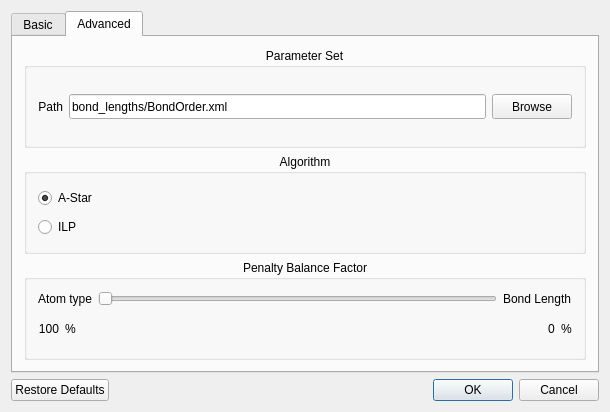
Old version of the form source/VIEW/DIALOGS/assignBondOrderConfigurationDialog.ui in the repository BALL-Project/ball.
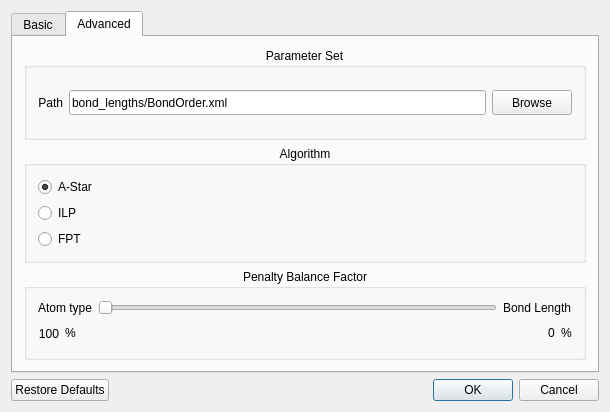
New version of the form. The open tabs and pages were chosen to show the change.

Commit message:
Finalized the implementation of the FPT bond order strategy.
This also completes the AssignBondOrderProcessor - rewrite to use the
Strategy pattern.

```diff
--- a/source/VIEW/DIALOGS/assignBondOrderConfigurationDialog.ui
+++ b/source/VIEW/DIALOGS/assignBondOrderConfigurationDialog.ui
@@ -459,6 +459,13 @@
             </property>
            </widget>
           </item>
+          <item>
+           <widget class="QRadioButton" name="FPT_button">
+            <property name="text">
+             <string>FPT</string>
+            </property>
+           </widget>
+          </item>
          </layout>
         </widget>
        </item>
```
Left out of the diff: 2 changed lines with no effect on the pictures. The commit also changes 12 other files.
